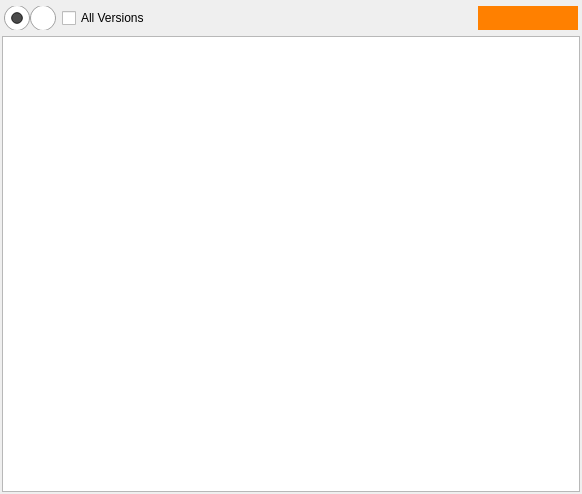
Qt form resources/file_list_form.ui (shotgunsoftware/tk-multi-workfiles2) before a commit.
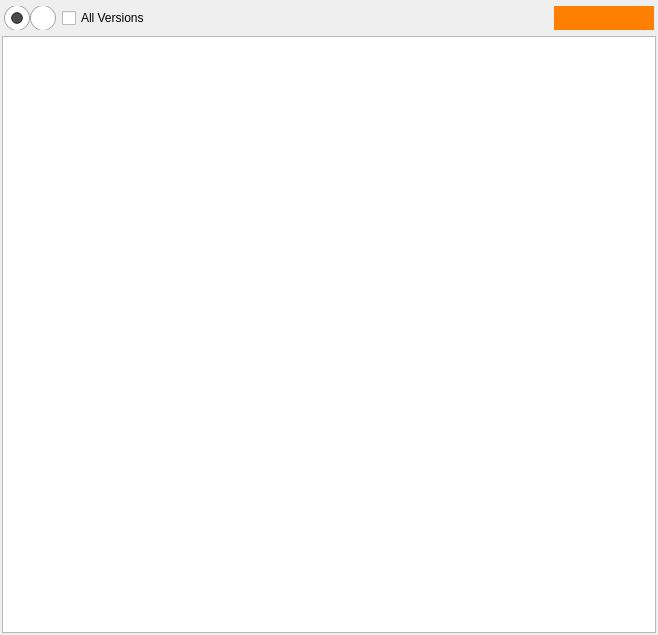
The same form after that commit. Icons and pictures are not drawn. Custom widgets are drawn as their Qt base class.

Patch:
```diff
--- a/resources/file_list_form.ui
+++ b/resources/file_list_form.ui
@@ -6,8 +6,8 @@
    <rect>
     <x>0</x>
     <y>0</y>
-    <width>582</width>
-    <height>494</height>
+    <width>658</width>
+    <height>635</height>
    </rect>
   </property>
   <property name="windowTitle">
@@ -192,7 +192,7 @@
         <number>0</number>
        </property>
        <item>
-        <widget class="QListView" name="file_list_view"/>
+        <widget class="QTreeView" name="file_list_view"/>
        </item>
       </layout>
      </widget>
```
